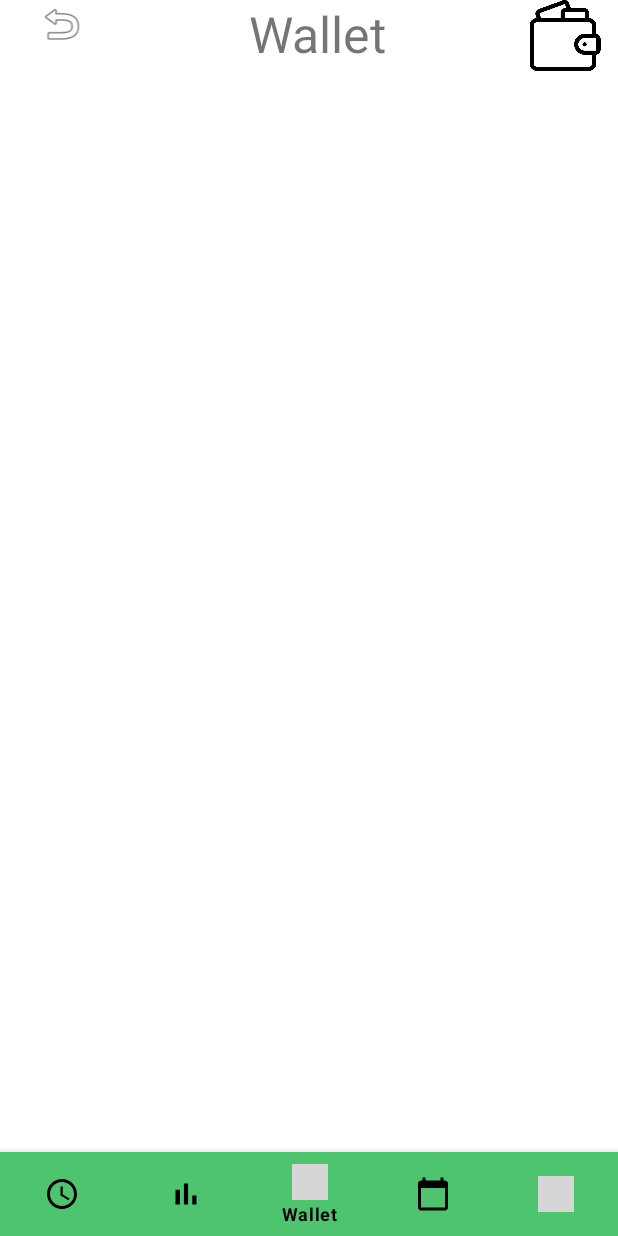
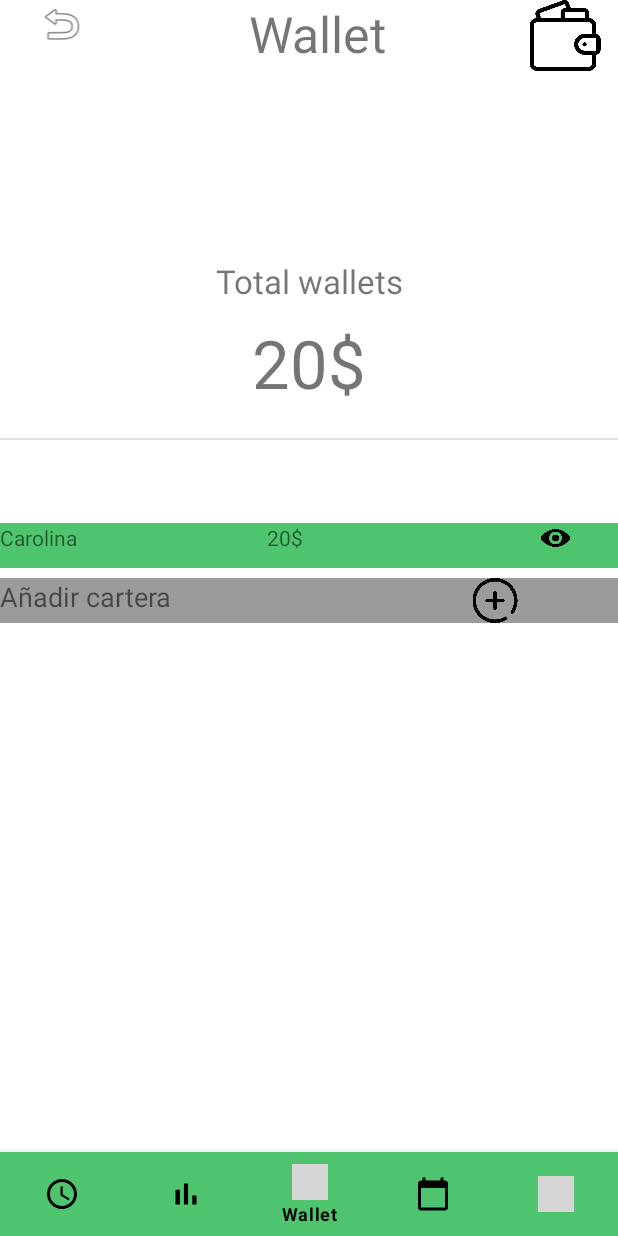
Before and after one commit to andresn9/MoneySaver, an Android app: the WalletFragment screen opened through its navigation route, on a phone screen of 412 x 824 dp. Run offline under Robolectric (Android 15) with nearby library versions, the phone set to English and light mode, and no system bars; our stand-ins replace navigation-ui; Roboto replaces fonts that are not available here; grey boxes are pictures that could not be loaded.

Commit message:
Actividad cartera Contenido añadido

```diff
--- a/app/src/main/res/layout/fragment_wallet.xml
+++ b/app/src/main/res/layout/fragment_wallet.xml
@@ -10,7 +10,7 @@
     <FrameLayout
         android:layout_width="match_parent"
         android:layout_height="match_parent"
-        android:layout_weight="4">
+        android:layout_weight="7">
 
         <ImageView
             android:id="@+id/imageView3"
@@ -20,7 +20,7 @@
 
         <LinearLayout
             android:layout_width="match_parent"
-            android:layout_height="match_parent"
+            android:layout_height="80dp"
             android:orientation="horizontal">
 
             <ImageView
@@ -51,10 +51,120 @@
 
     <androidx.constraintlayout.widget.ConstraintLayout
         android:layout_width="match_parent"
-        android:layout_weight="1"
+        android:layout_weight="6"
         android:layout_height="match_parent">
 
+        <TextView
+            android:id="@+id/textView3"
+            android:layout_width="wrap_content"
+            android:layout_height="wrap_content"
+            android:layout_marginTop="50dp"
+            android:text="@string/walletTC"
+            android:textSize="10pt"
+            android:textAlignment="center"
+            app:layout_constraintEnd_toEndOf="parent"
+            app:layout_constraintStart_toStartOf="parent"
+            app:layout_constraintTop_toTopOf="parent" />
+
+        <TextView
+            android:id="@+id/textView4"
+            android:layout_width="wrap_content"
+            android:layout_height="wrap_content"
+            android:layout_marginTop="10dp"
+            android:text="@string/walletDinero"
+            android:textSize="20pt"
+            android:textAlignment="center"
+            app:layout_constraintEnd_toEndOf="parent"
+            app:layout_constraintStart_toStartOf="parent"
+            app:layout_constraintTop_toBottomOf="@+id/textView3" />
+
+        <View
+            android:id="@+id/divider"
+            android:layout_width="match_parent"
+            android:layout_height="1dp"
+            android:layout_marginTop="20dp"
+            android:background="?android:attr/listDivider"
+            app:layout_constraintStart_toStartOf="parent"
+            app:layout_constraintTop_toBottomOf="@+id/textView4" />
+
     </androidx.constraintlayout.widget.ConstraintLayout>
+
+
+    <LinearLayout
+        android:layout_width="match_parent"
+        android:layout_height="match_parent"
+        android:layout_weight="4"
+        android:orientation="vertical">
+
+        <FrameLayout
+            android:layout_width="match_parent"
+            android:layout_height="30dp"
+            android:layout_weight="0"
+            android:layout_marginTop="3dp"
+            android:layout_marginBottom="3dp"
+            android:background="@color/green">
+
+            <LinearLayout
+                android:layout_width="match_parent"
+                android:layout_height="match_parent"
+                android:orientation="horizontal">
+
+                <TextView
+                    android:id="@+id/TextoCartera"
+                    android:layout_width="wrap_content"
+                    android:layout_height="wrap_content"
+                    android:layout_weight="1"
+                    android:text="@string/carolina" />
+
+                <TextView
+                    android:id="@+id/textView20"
+                    android:layout_width="wrap_content"
+                    android:layout_height="wrap_content"
+                    android:layout_weight="1"
+                    android:text="@string/walletDinero" />
+
+                <ImageView
+                    android:id="@+id/imageView30"
+                    android:layout_width="20dp"
+                    android:layout_height="20dp"
+                    android:layout_weight="0.5"
+                    android:src="@drawable/eye" />
+            </LinearLayout>
+        </FrameLayout>
+
+        <FrameLayout
+            android:layout_width="match_parent"
+            android:layout_height="30dp"
+            android:layout_weight="0"
+            android:background="@color/grey"
+            android:layout_marginTop="3dp"
+            android:layout_marginBottom="3dp">
+
+            <LinearLayout
+                android:layout_width="match_parent"
+                android:layout_height="match_parent"
+                android:orientation="horizontal">
+
+                <TextView
+                    android:id="@+id/textView5"
+                    android:layout_width="wrap_content"
+                    android:layout_height="wrap_content"
+                    android:layout_weight="1"
+                    android:textSize="8pt"
+                    android:text="@string/masCartera" />
+
+                <ImageView
+                    android:id="@+id/imageView5"
+                    android:layout_width="30dp"
+                    android:layout_height="30dp"
+                    android:layout_weight="1"
+                    android:src="@drawable/plus" />
+
+
+            </LinearLayout>
+        </FrameLayout>
+
+    </LinearLayout>
 
     <com.google.android.material.bottomnavigation.BottomNavigationView
         android:id="@+id/bottomNavigationView"
--- a/app/src/main/res/values/colors.xml
+++ b/app/src/main/res/values/colors.xml
@@ -9,6 +9,7 @@
     <color name="blue">#323776</color>
     <color name="white">#FFFFFFFF</color>
     <color name="green">#4FC46E</color>
+    <color name="grey">#9B9B9B</color>
     <color name="status_bar_green">#007820</color>
 
 
--- a/app/src/main/res/values/strings.xml
+++ b/app/src/main/res/values/strings.xml
@@ -5,6 +5,10 @@
     <string name="login_or_text">Or</string>
     <string name="textview_login_welcome">Welcome to MoneySaver!</string>
     <string name="wallet">Wallet</string>
+    <string name="walletTC">Total wallets</string>
+    <string name="walletDinero">20$</string>
+    <string name="carolina">Carolina</string>
+    <string name="masCartera">Añadir cartera</string>
     <string name="hello_blank_fragment">Hello blank fragment</string>
     <string name="report_nav_bar">Report</string>
     <string name="wallet_nav_bar">wallet</string>
```
Also changed, not shown: app/src/main/res/drawable/eye.png (added), app/src/main/res/drawable/plus.png (added).
